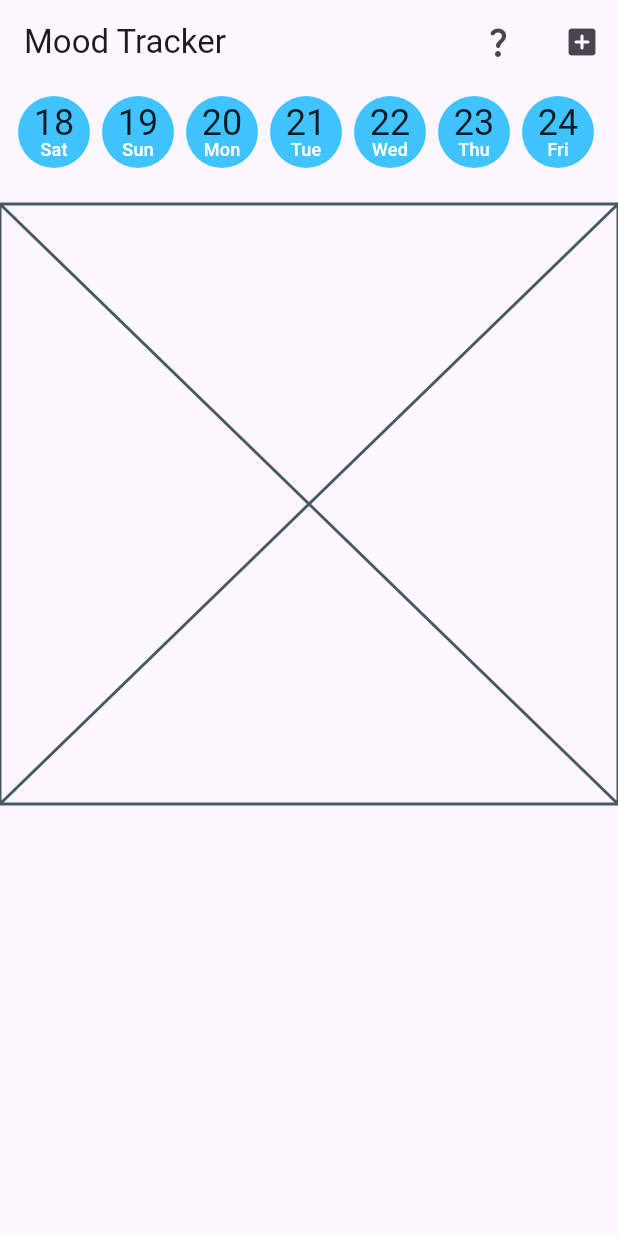
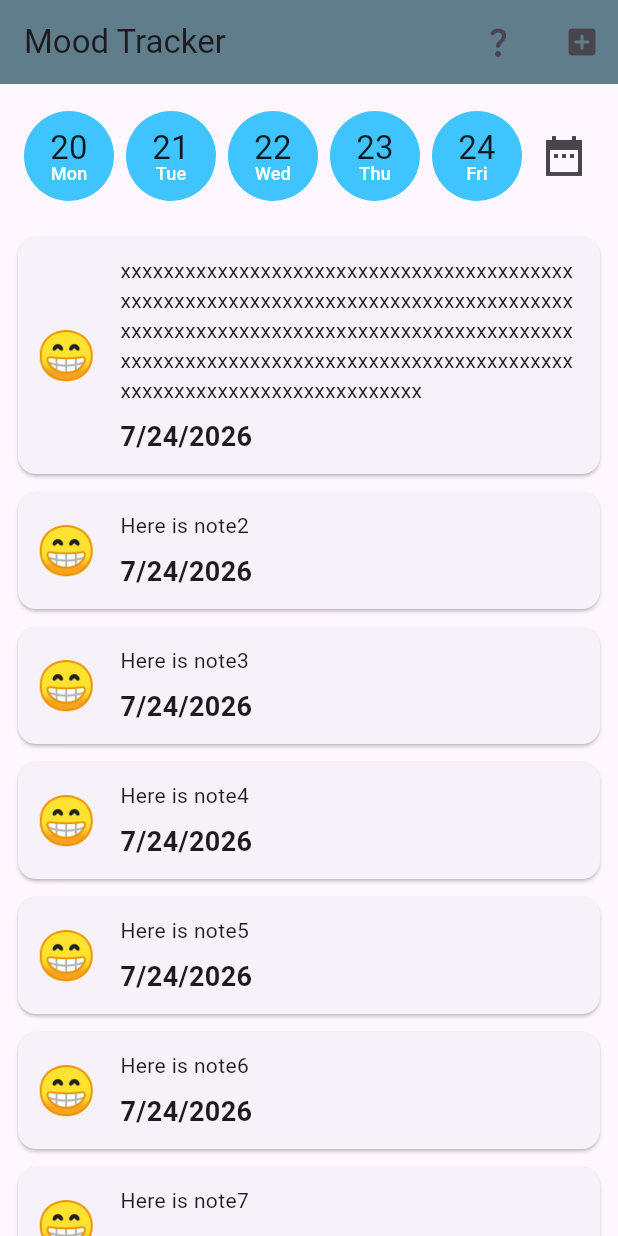
Before and after one commit to fatmanurkoroglu/MoodTracker-Flutter, a Flutter app: the screen it shows after launch, on a phone screen of 412 x 824 dp. Run offline on Flutter 3.47's test engine with Material 3 defaults, Android fonts, the phone set to English and light mode, and no system bars.

Commit message:
changed days row logic by creating 21 days long listview. and styled mood cards. also added an iconbutton at the right of days row. it will allow us to acces all days

```diff
--- a/lib/models/mood.dart
+++ b/lib/models/mood.dart
@@ -1,13 +1,27 @@
+import 'package:intl/intl.dart';
+
+final formatter = DateFormat.yMd();
+
 enum MoodCategory { amazing, good, neutral, bad, horriable }
 
+const moodIcons = {
+  MoodCategory.amazing: '😁',
+  MoodCategory.good: '😊',
+  MoodCategory.neutral: '😐',
+  MoodCategory.bad: '😔',
+  MoodCategory.horriable: '😭',
+};
+
 class Mood {
-  Mood({
-    required this.date,
-    required this.moodNote,
-    required this.moodCategory,
-  });
+  Mood({required this.date, this.moodNote, required this.moodCategory})
+    : moodEmoji = moodIcons[moodCategory];
 
-  String moodNote;
+  String? moodNote;
   DateTime date;
   MoodCategory moodCategory;
+  String? moodEmoji;
+
+  String get formattedDate {
+    return formatter.format(date);
+  }
 }
--- a/lib/widgets/mood_tracker_screen/days_row/day_card.dart
+++ b/lib/widgets/mood_tracker_screen/days_row/day_card.dart
@@ -10,8 +10,10 @@ class DayCard extends StatelessWidget {
   Widget build(BuildContext context) {
     return Padding(
       padding: EdgeInsetsGeometry.symmetric(horizontal: 4),
+
+      //TODO: make this cards pressable somehow and it should lead to chosen days' moods screen.
       child: CircleAvatar(
-        radius: 24,
+        radius: 30,
         backgroundColor: Colors.lightBlueAccent,
         child: Column(
           mainAxisAlignment: MainAxisAlignment.center,
@@ -21,8 +23,8 @@ class DayCard extends StatelessWidget {
               date,
               style: TextStyle(
                 color: Colors.black87,
-                height: 1,
-                fontSize: 24,
+                height: 1.1,
+                fontSize: 22,
                 fontWeight: FontWeight.normal,
               ),
             ),
--- a/lib/widgets/mood_tracker_screen/days_row/days_row.dart
+++ b/lib/widgets/mood_tracker_screen/days_row/days_row.dart
@@ -16,11 +16,16 @@ class DaysRow extends StatelessWidget {
     return SizedBox(
       height: 64,
       width: 388,
+      child: Row(
+        children: [
+          Expanded(
             child: ListView.builder(
-        itemCount: moods.length,
+              itemCount: 21,
               itemBuilder: (context, index) {
                 var day = today.subtract(Duration(days: index)).day;
-          var dayNameIndex = today.subtract(Duration(days: index)).weekday;
+                var dayNameIndex = today
+                    .subtract(Duration(days: index))
+                    .weekday;
 
                 return DayCard(
                   date: day.toString(),
@@ -30,6 +35,13 @@ class DaysRow extends StatelessWidget {
               scrollDirection: Axis.horizontal,
               reverse: true,
             ),
+          ),
+          IconButton(
+            onPressed: () {},
+            icon: Icon(Icons.date_range_sharp, size: 32),
+          ),
+        ],
+      ),
     );
   }
 }
--- a/lib/widgets/mood_tracker_screen/mood_tracker_screen.dart
+++ b/lib/widgets/mood_tracker_screen/mood_tracker_screen.dart
@@ -17,52 +17,53 @@ class _MoodTrackerScreenState extends State<MoodTrackerScreen> {
   final List<Mood> _registeredMoods = [
     Mood(
       date: DateTime.now(),
-      moodNote: 'Here is note',
+      moodNote:
+          'xxxxxxxxxxxxxxxxxxxxxxxxxxxxxxxxxxxxxxxxxxxxxxxxxxxxxxxxxxxxxxxxxxxxxxxxxxxxxxxxxxxxxxxxxxxxxxxxxxxxxxxxxxxxxxxxxxxxxxxxxxxxxxxxxxxxxxxxxxxxxxxxxxxxxxxxxxxxxxxxxxxxxxxxxxxxxxxxxxxxxxxxxxxxxxxxxxxx',
       moodCategory: MoodCategory.amazing,
     ),
     Mood(
       date: DateTime.now(),
-      moodNote: 'Here is note',
+      moodNote: 'Here is note2',
       moodCategory: MoodCategory.amazing,
     ),
     Mood(
       date: DateTime.now(),
-      moodNote: 'Here is note',
+      moodNote: 'Here is note3',
       moodCategory: MoodCategory.amazing,
     ),
     Mood(
       date: DateTime.now(),
-      moodNote: 'Here is note',
+      moodNote: 'Here is note4',
       moodCategory: MoodCategory.amazing,
     ),
     Mood(
       date: DateTime.now(),
-      moodNote: 'Here is note',
+      moodNote: 'Here is note5',
       moodCategory: MoodCategory.amazing,
     ),
     Mood(
       date: DateTime.now(),
-      moodNote: 'Here is note',
+      moodNote: 'Here is note6',
       moodCategory: MoodCategory.amazing,
     ),
     Mood(
       date: DateTime.now(),
-      moodNote: 'Here is note',
+      moodNote: 'Here is note7',
       moodCategory: MoodCategory.amazing,
     ),
     Mood(
       date: DateTime.now(),
-      moodNote: 'Here is note',
+      moodNote: 'Here is note8',
       moodCategory: MoodCategory.amazing,
     ),
     Mood(
       date: DateTime.now(),
-      moodNote: 'Here is note',
+      moodNote: 'Here is note9',
       moodCategory: MoodCategory.amazing,
     ),
     Mood(
       date: DateTime.now(),
-      moodNote: 'Here is note',
+      moodNote: 'Here is note10',
       moodCategory: MoodCategory.amazing,
     ),
   ];
@@ -72,6 +73,7 @@ class _MoodTrackerScreenState extends State<MoodTrackerScreen> {
     return Scaffold(
       appBar: AppBar(
         title: const Text('Mood Tracker'),
+        backgroundColor: Colors.blueGrey,
         actions: [
           Row(
             children: [
@@ -86,12 +88,15 @@ class _MoodTrackerScreenState extends State<MoodTrackerScreen> {
         ],
       ),
 
-      body: Column(
-        children: [
-          DaysRow(moods: _registeredMoods),
-          SizedBox(height: 16),
-          MoodsList(),
-        ],
+      body: Padding(
+        padding: const EdgeInsets.only(top: 16),
+        child: Column(
+          children: [
+            DaysRow(moods: _registeredMoods),
+            SizedBox(height: 16),
+            MoodsList(moods: _registeredMoods),
+          ],
+        ),
       ),
     );
   }
--- a/lib/widgets/mood_tracker_screen/moods_list/mood_item.dart
+++ b/lib/widgets/mood_tracker_screen/moods_list/mood_item.dart
@@ -9,6 +9,43 @@ class MoodItem extends StatelessWidget {
 
   @override
   Widget build(BuildContext context) {
-    return Card(child: Text('This is a mood item'));
+    return Padding(
+      padding: EdgeInsets.symmetric(horizontal: 8, vertical: 2),
+      child: Card(
+        child: Padding(
+          padding: EdgeInsets.all(12),
+          child: Row(
+            crossAxisAlignment: CrossAxisAlignment.center,
+            children: [
+              Text(mood.moodEmoji!, style: TextStyle(fontSize: 32)),
+              SizedBox(width: 16),
+              Expanded(
+                child: Column(
+                  crossAxisAlignment: CrossAxisAlignment.start,
+                  children: [
+                    Text(mood.moodNote ?? ''),
+                    SizedBox(height: 8),
+                    Text(
+                      mood.formattedDate,
+                      style: TextStyle(
+                        fontWeight: FontWeight.w600,
+                        fontSize: 18,
+                      ),
+                    ),
+                  ],
+                ),
+              ),
+            ],
+          ),
+        ),
+      ),
+    );
   }
 }
+
+//here is a mood class example for mood item
+// Mood(
+//       date: DateTime.now(),
+//       moodNote: 'Here is note1',
+//       moodCategory: MoodCategory.amazing,
+//     ),
--- a/lib/widgets/mood_tracker_screen/moods_list/moods_list.dart
+++ b/lib/widgets/mood_tracker_screen/moods_list/moods_list.dart
@@ -1,15 +1,23 @@
 import 'package:flutter/material.dart';
 
-class MoodsList extends StatefulWidget {
-  const MoodsList({super.key});
+import 'package:mood_tracker_app_ftmnr/models/mood.dart';
+import 'package:mood_tracker_app_ftmnr/widgets/mood_tracker_screen/moods_list/mood_item.dart';
+
+class MoodsList extends StatelessWidget {
+  const MoodsList({super.key, required this.moods});
+
+  final List<Mood> moods;
 
   @override
-  State<MoodsList> createState() => _MoodsListState();
-}
-
-class _MoodsListState extends State<MoodsList> {
-  @override
   Widget build(BuildContext context) {
-    return const Placeholder();
+    return Expanded(
+      //kalan alanın en fazlasını alması için
+      child: ListView.builder(
+        itemCount: moods.length,
+        itemBuilder: (ctx, index) {
+          return MoodItem(mood: moods[index]);
+        },
+      ),
+    );
   }
 }
--- a/pubspec.yaml
+++ b/pubspec.yaml
@@ -34,6 +34,7 @@ dependencies:
   # The following adds the Cupertino Icons font to your application.
   # Use with the CupertinoIcons class for iOS style icons.
   cupertino_icons: ^1.0.8
+  intl: ^0.20.3
 
 dev_dependencies:
   flutter_test:
```
Also changed, not shown: pubspec.lock. Lines whose indentation alone changed are shown as unchanged.
